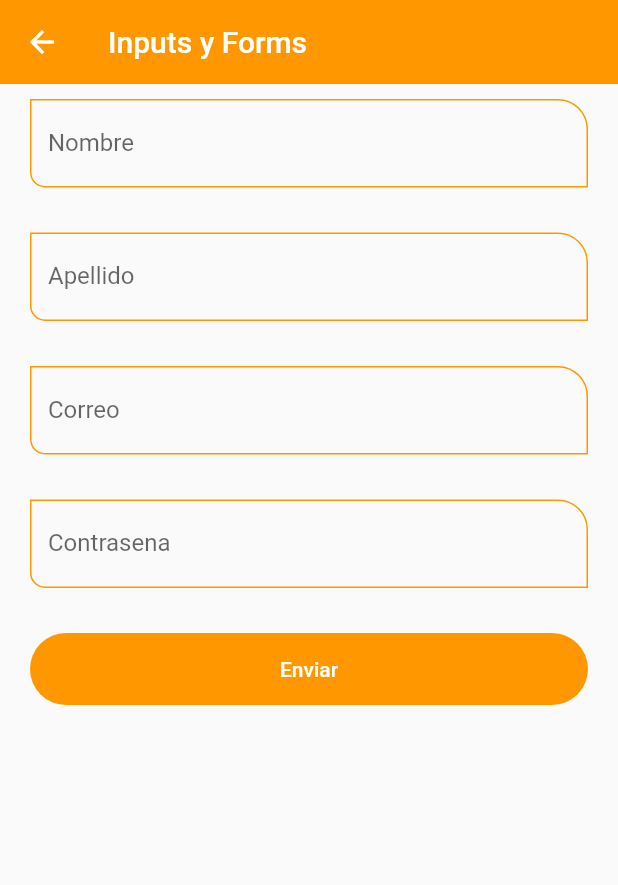
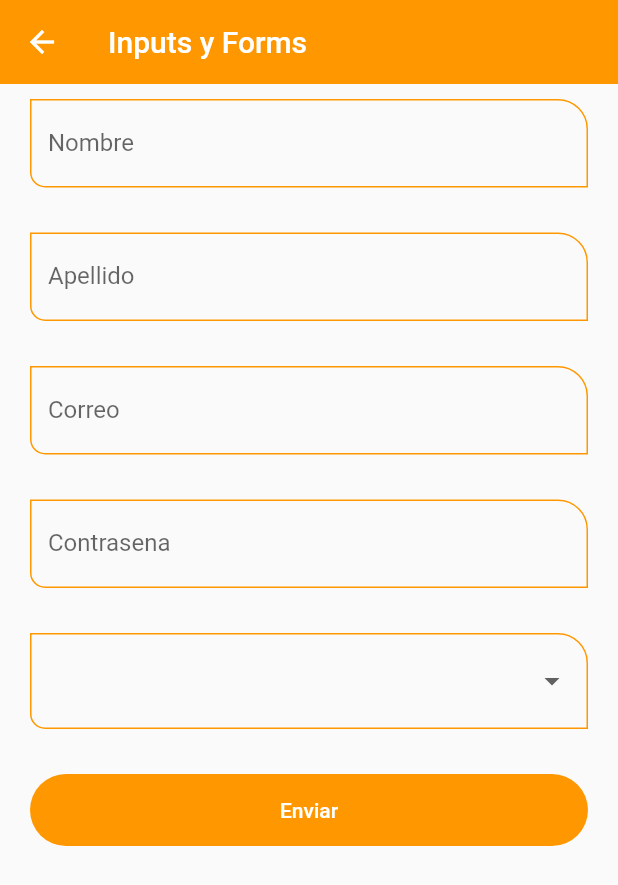
Before and after one commit to alexandev/flutter-fh, a Flutter app: the InputsScreen screen opened by its route, on a phone screen of 412 x 824 dp. Shown: the top 885 px of the screen. Run offline on Flutter 3.47's test engine with Material 2 defaults, Android fonts, the phone set to English and light mode, and no system bars.

Commit message:
93 DropdownButtonFormField

```diff
--- a/lib/screens/inputs_screen.dart
+++ b/lib/screens/inputs_screen.dart
@@ -41,6 +41,21 @@ class InputsScreen extends StatelessWidget {
                 CustomInputField( labelText: 'Contrasena', hintText: 'Contrasena del usuario', formProperty: 'password', formValues: formValues, obscureText: true,),
                 const SizedBox( height:30 ),
 
+                DropdownButtonFormField<String>(
+                  items: const [
+                    DropdownMenuItem(value: 'Admin', child: Text('Admin')),
+                    DropdownMenuItem(value: 'Superuser', child: Text('Superuser')),
+                    DropdownMenuItem(value: 'Developer', child: Text('Developer')),
+                    DropdownMenuItem(value: 'Jr. Developer', child: Text('Jr. Developer')),
+
+                  ],
+                  onChanged: (String? value) {
+                    print(value);
+                    formValues['role'] = value ?? 'Admin';
+                   },
+                ),
+                const SizedBox( height:30 ),
+
                 ElevatedButton(
                   child: const SizedBox(
                     width: double.infinity,
```
